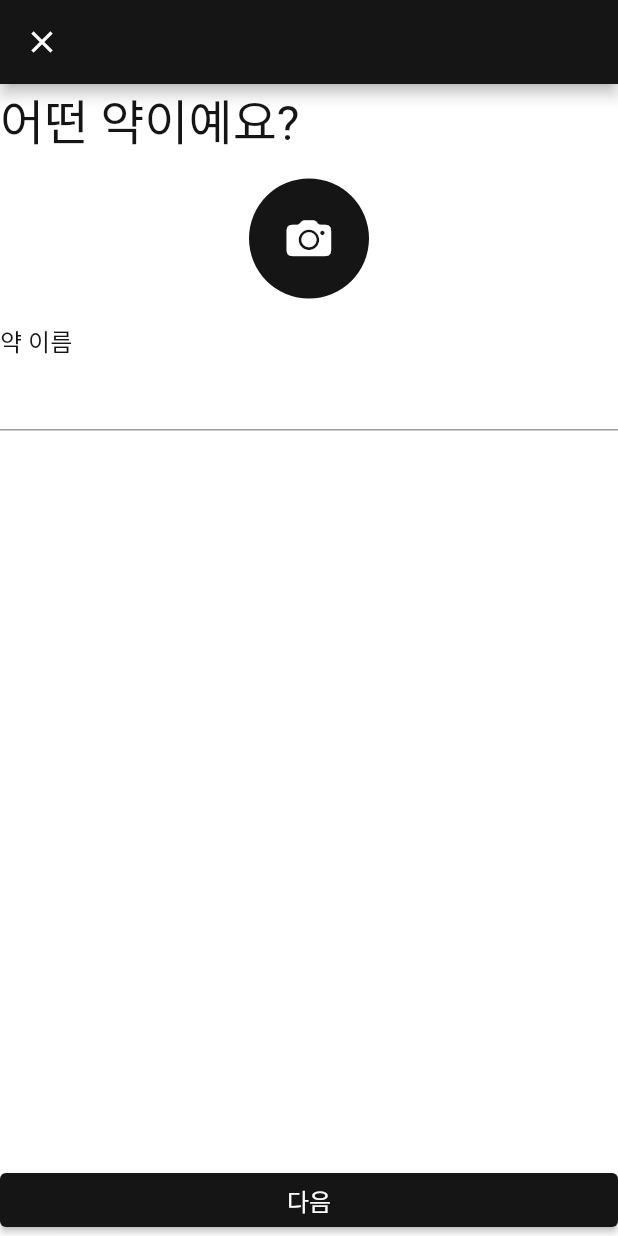
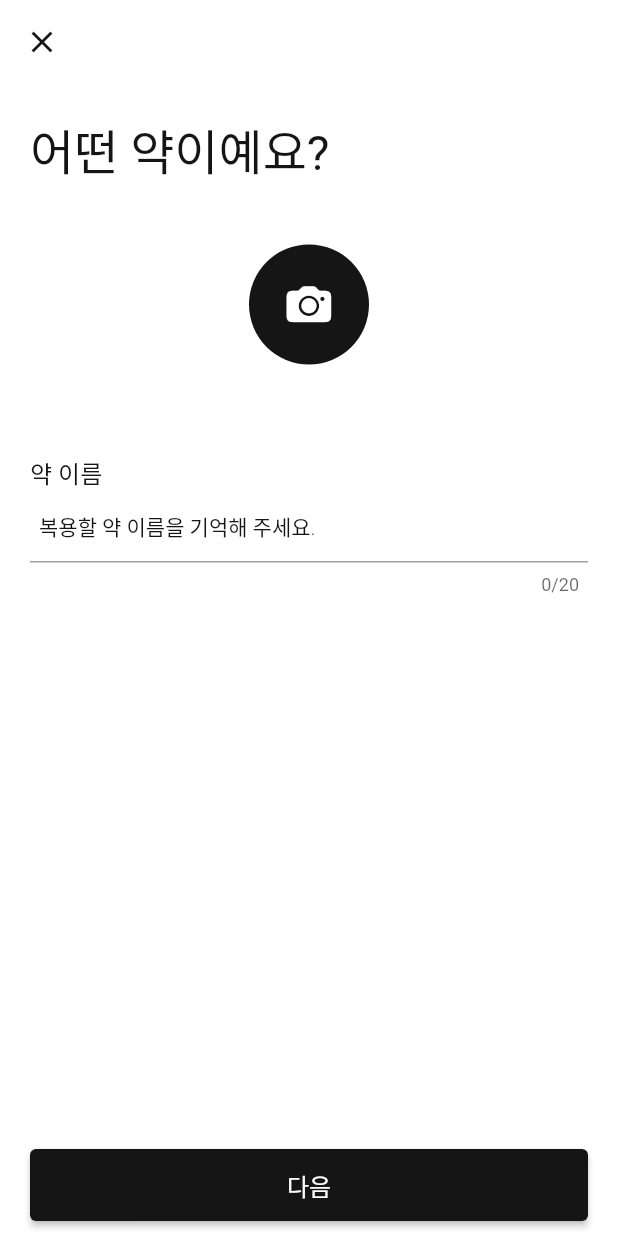
Before and after one commit to Nuri801/medaid, a Flutter app: the AddPage screen opened directly, on a phone screen of 412 x 824 dp. Run offline on Flutter 3.47's test engine with Material 2 defaults, Android fonts, the phone set to English and light mode, and no system bars; Roboto replaces fonts that are missing (GmarketSansTTF).

Commit message:
Placing constant paddings and space sizes in one constants dart file.

```diff
--- /dev/null
+++ b/lib/components/dory_constants.dart
@@ -0,0 +1,15 @@
+import 'package:flutter/cupertino.dart';
+
+const double regularSpace = 20.0;
+
+const double largeSpace = 40.0;
+
+const double smallSpace = 10.0;
+
+const double submitButtonHeight = 48.0;
+
+const EdgeInsetsGeometry textFieldContentPadding = EdgeInsets.symmetric(horizontal: 6);
+
+const EdgeInsetsGeometry submitButtonBoxPadding = EdgeInsets.symmetric(horizontal: 20, vertical: 10);
+
+const EdgeInsetsGeometry pagePadding = EdgeInsets.all(20);
--- a/lib/components/dory_themes.dart
+++ b/lib/components/dory_themes.dart
@@ -7,15 +7,24 @@ class DoryThemes {
         fontFamily: "GmarketSansTTF",
         scaffoldBackgroundColor: Colors.white,
         textTheme: _textTheme,
+        appBarTheme: _appBarTheme,
         splashColor: Colors.white,
         brightness: Brightness.light,
       );
   static ThemeData get darkTheme => ThemeData(
-    primarySwatch: DoryColors.primaryMaterialColor,
-    fontFamily: "GmarketSansTTF",
-    textTheme: _textTheme,
-    splashColor: Colors.white,
-    brightness: Brightness.dark,
+        primarySwatch: DoryColors.primaryMaterialColor,
+        fontFamily: "GmarketSansTTF",
+        textTheme: _textTheme,
+        splashColor: Colors.white,
+        brightness: Brightness.dark,
+      );
+
+  static const AppBarTheme _appBarTheme = AppBarTheme(
+    elevation: 0,
+    backgroundColor: Colors.white,
+    iconTheme: IconThemeData(
+      color: DoryColors.primaryColor,
+    ),
   );
 
   static const TextTheme _textTheme = TextTheme(
--- a/lib/pages/add/add_medicine_page.dart
+++ b/lib/pages/add/add_medicine_page.dart
@@ -2,9 +2,23 @@ import 'dart:math';
 
 import 'package:flutter/cupertino.dart';
 import 'package:flutter/material.dart';
+import 'package:medaid/components/dory_constants.dart';
 
-class AddPage extends StatelessWidget {
+class AddPage extends StatefulWidget {
   const AddPage({Key? key}) : super(key: key);
+
+  @override
+  State<AddPage> createState() => _AddPageState();
+}
+
+class _AddPageState extends State<AddPage> {
+  final _nameController = TextEditingController();
+
+  @override
+  void dispose() {
+    _nameController.dispose();
+    super.dispose();
+  }
 
   @override
   Widget build(BuildContext context) {
@@ -16,16 +30,24 @@ class AddPage extends StatelessWidget {
         onTap: () {
           FocusScope.of(context).unfocus();
         },
+        child: Padding(
+          padding: pagePadding,
           child: Column(
             crossAxisAlignment: CrossAxisAlignment.start,
             children: [
-            Text('어떤 약이예요?', style: Theme.of(context).textTheme.headline4,),
-            CupertinoButton(
-              onPressed: (){},
-              child: Center(
-                child: CircleAvatar(
+              // const SizedBox(height: largeSpace),
+              Text(
+                '어떤 약이예요?',
+                style: Theme.of(context).textTheme.headline4,
+              ),
+              const SizedBox(height: largeSpace),
+              Center(
+                child: CupertinoButton(
+                  padding: EdgeInsets.zero,
+                  onPressed: () {},
+                  child: const CircleAvatar(
                     radius: 40,
-                  child: const Icon(
+                    child: Icon(
                       CupertinoIcons.photo_camera_solid,
                       size: 30,
                       color: Colors.white,
@@ -33,18 +55,40 @@ class AddPage extends StatelessWidget {
                   ),
                 ),
               ),
-            Text('약 이름', style: Theme.of(context).textTheme.subtitle1,),
-            TextFormField(),
+              const SizedBox(height: largeSpace + regularSpace),
+              Text(
+                '약 이름',
+                style: Theme.of(context).textTheme.subtitle1,
+              ),
+              TextFormField(
+                controller: _nameController,
+                maxLength: 20,
+                keyboardType: TextInputType.text,
+                textInputAction: TextInputAction.done,
+                style: Theme.of(context).textTheme.bodyText1,
+                decoration: InputDecoration(
+                  hintText: '복용할 약 이름을 기억해 주세요.',
+                  hintStyle: Theme.of(context).textTheme.bodyText2,
+                  contentPadding: textFieldContentPadding,
+                ),
+              ),
             ],
           ),
         ),
+      ),
       bottomNavigationBar: SafeArea(
+        child: Padding(
+          padding: submitButtonBoxPadding,
+          child: SizedBox(
+            height: submitButtonHeight,
             child: ElevatedButton(
               onPressed: () {},
               style: ElevatedButton.styleFrom(
                 textStyle: Theme.of(context).textTheme.subtitle1,
               ),
-          child: Text('다음'),
+              child: const Text('다음'),
+            ),
+          ),
         ),
       ),
     );
```
Lines whose indentation alone changed are shown as unchanged.
